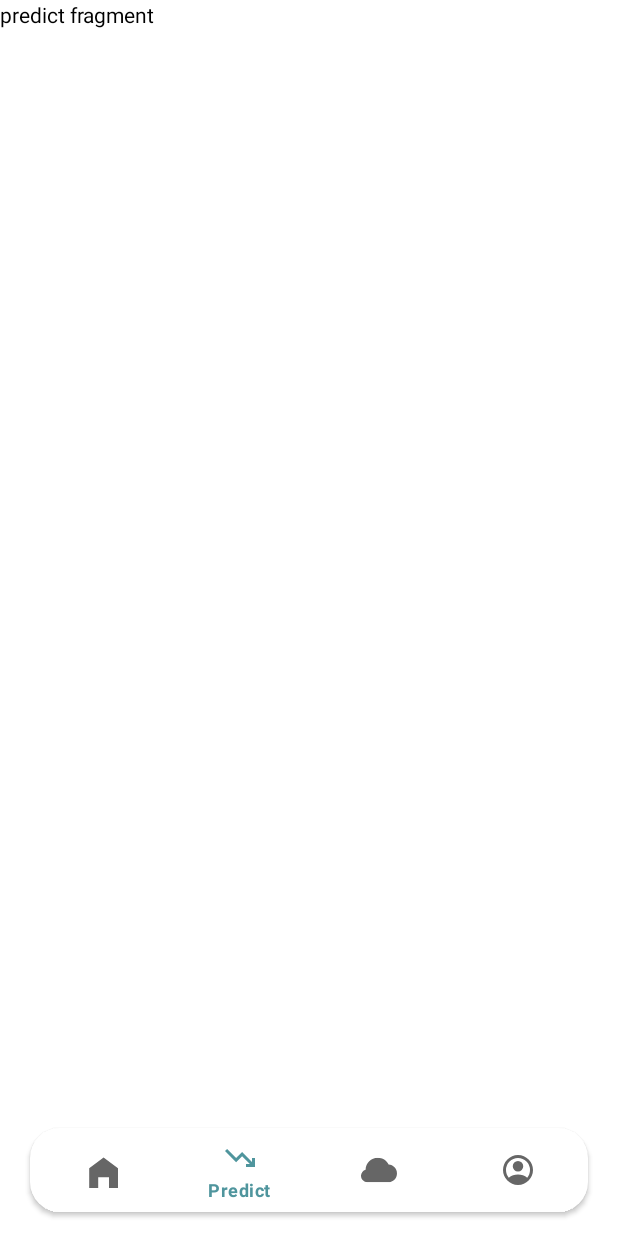
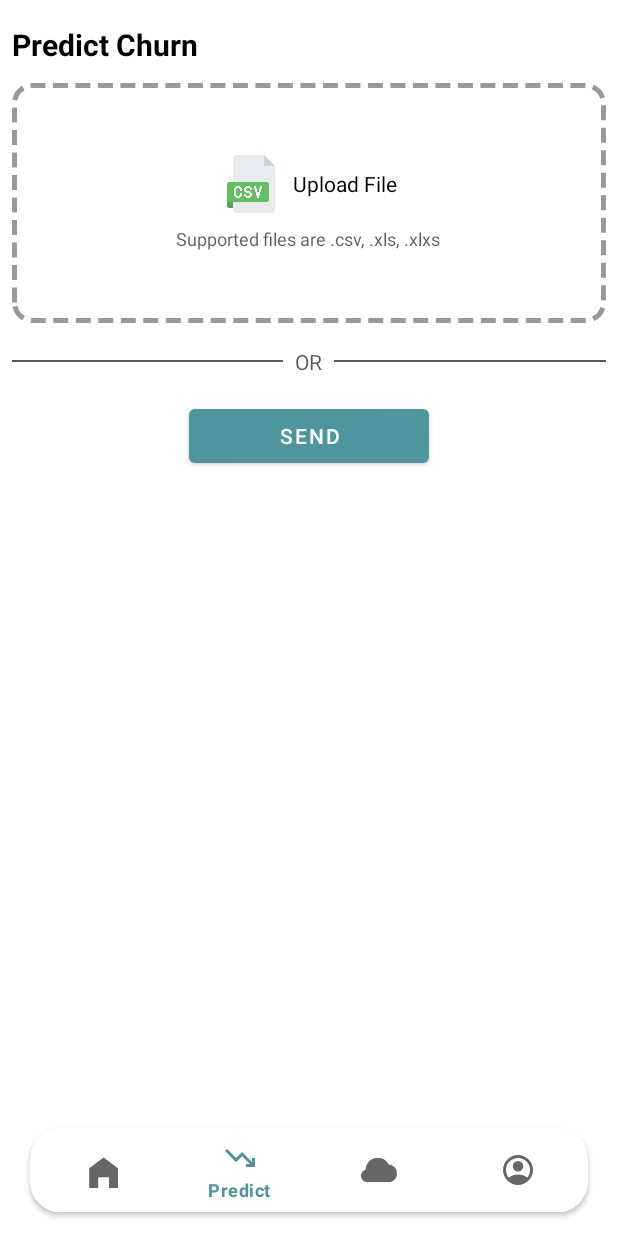
Before and after one commit to nauramufidh/StaySense, an Android app: the PredictFragment screen opened through its navigation route, on a phone screen of 412 x 824 dp. Run offline under Robolectric (Android 15) with nearby library versions, the phone set to English and light mode, and no system bars; our stand-ins replace navigation-ui; libraries missing offline, so code that uses them is left out: com.anychart, com.anychart.chart, com.anychart.charts, com.anychart.enums; 19 statements that could not run were skipped.

Commit message:
update fragment predict
add upload files ui

```diff
--- /dev/null
+++ b/app/src/main/res/drawable/bg_dashed_border.xml
@@ -0,0 +1,11 @@
+<?xml version="1.0" encoding="utf-8"?>
+<shape xmlns:android="http://schemas.android.com/apk/res/android"
+    android:shape="rectangle">
+<!--    <solid android:color="#FFFFFF"/> -->
+    <stroke
+        android:width="3dp"
+        android:color="#999999"
+        android:dashWidth="10dp"
+        android:dashGap="5dp" />
+    <corners android:radius="12dp" />
+</shape>
--- /dev/null
+++ b/app/src/main/res/drawable/bg_tosca_gradient.xml
@@ -0,0 +1,8 @@
+<?xml version="1.0" encoding="utf-8"?>
+<shape xmlns:android="http://schemas.android.com/apk/res/android">
+    <gradient
+        android:type="linear"
+        android:angle="300"
+        android:startColor="@color/grayish_lime"
+        android:endColor="@color/white" />
+</shape>
--- /dev/null
+++ b/app/src/main/res/drawable/style_corner_top.xml
@@ -0,0 +1,6 @@
+<?xml version="1.0" encoding="utf-8"?>
+<shape xmlns:android="http://schemas.android.com/apk/res/android">
+    <corners android:topLeftRadius="24dp"
+        android:topRightRadius="24dp"/>
+<!--    <stroke android:width="2dp" android:color="@color/red_brown"/>-->
+</shape>
--- a/app/src/main/res/layout/fragment_dashboard.xml
+++ b/app/src/main/res/layout/fragment_dashboard.xml
@@ -14,9 +14,22 @@
         app:tabSelectedTextColor="@android:color/white"
         app:tabIndicatorColor="@android:color/white"/>
 
+    <TextView
+        android:id="@+id/tv_dashboard"
+        android:layout_width="match_parent"
+        android:layout_height="wrap_content"
+        android:layout_marginStart="8dp"
+        android:layout_marginTop="8dp"
+        android:layout_marginBottom="10dp"
+        android:text="@string/dashboard"
+        android:textSize="20sp"
+        android:textStyle="bold" />
+
+
     <androidx.viewpager2.widget.ViewPager2
         android:id="@+id/vp_chart"
         android:layout_width="match_parent"
         android:layout_height="0dp"
-        android:layout_weight="1"/>
+        android:layout_weight="1"
+        />
 </LinearLayout>
--- a/app/src/main/res/layout/fragment_home.xml
+++ b/app/src/main/res/layout/fragment_home.xml
@@ -29,16 +29,6 @@
             android:layout_height="match_parent"
             android:orientation="vertical">
 
-            <TextView
-                android:id="@+id/tv_dashboard"
-                android:layout_width="match_parent"
-                android:layout_height="wrap_content"
-                android:layout_marginStart="8dp"
-                android:layout_marginTop="8dp"
-                android:layout_marginBottom="10dp"
-                android:text="@string/dashboard"
-                android:textSize="20sp"
-                android:textStyle="bold" />
 
             <LinearLayout
                 android:layout_width="match_parent"
--- a/app/src/main/res/layout/fragment_predict.xml
+++ b/app/src/main/res/layout/fragment_predict.xml
@@ -1,15 +1,118 @@
 <?xml version="1.0" encoding="utf-8"?>
-<FrameLayout xmlns:android="http://schemas.android.com/apk/res/android"
+<androidx.constraintlayout.widget.ConstraintLayout xmlns:android="http://schemas.android.com/apk/res/android"
+    xmlns:app="http://schemas.android.com/apk/res-auto"
     xmlns:tools="http://schemas.android.com/tools"
     android:layout_width="match_parent"
     android:layout_height="match_parent"
-    tools:context=".ui.predict.PredictFragment"
-    android:paddingBottom="64dp">
+    android:paddingBottom="64dp"
+    tools:context=".ui.predict.PredictFragment">
 
-    <!-- TODO: Update blank fragment layout -->
     <TextView
+        android:id="@+id/txt_title_predict_churn"
         android:layout_width="match_parent"
-        android:layout_height="match_parent"
-        android:text="@string/hello_predict_fragment" />
+        android:layout_height="wrap_content"
+        android:layout_marginHorizontal="8dp"
+        android:layout_marginTop="16dp"
+        android:text="@string/predict_churn"
+        android:textSize="20sp"
+        android:textStyle="bold"
+        app:layout_constraintEnd_toEndOf="parent"
+        app:layout_constraintStart_toStartOf="parent"
+        app:layout_constraintTop_toTopOf="parent" />
 
-</FrameLayout>
+    <LinearLayout
+        android:id="@+id/ll_upload_file"
+        android:layout_width="match_parent"
+        android:layout_height="160dp"
+        android:layout_marginHorizontal="8dp"
+        android:layout_marginTop="12dp"
+        android:background="@drawable/bg_dashed_border"
+        android:gravity="center"
+        android:orientation="vertical"
+        app:layout_constraintTop_toBottomOf="@id/txt_title_predict_churn"
+        android:clickable="true">
+
+        <LinearLayout
+            android:layout_width="wrap_content"
+            android:layout_height="wrap_content"
+            android:orientation="horizontal"
+            tools:ignore="UseCompoundDrawables">
+
+            <ImageView
+                android:id="@+id/iv_csv"
+                android:layout_width="40dp"
+                android:layout_height="40dp"
+                android:contentDescription="@string/csv_file"
+                android:src="@drawable/zcsv_file" />
+
+            <TextView
+                android:layout_width="wrap_content"
+                android:layout_height="wrap_content"
+                android:layout_gravity="center"
+                android:layout_marginStart="8dp"
+                android:text="@string/upload_file" />
+
+        </LinearLayout>
+
+        <TextView
+            android:id="@+id/txt_supported_files"
+            android:layout_width="wrap_content"
+            android:layout_height="wrap_content"
+            android:layout_marginHorizontal="8dp"
+            android:text="@string/supported_files"
+            android:layout_marginTop="8dp"
+            android:alpha="0.65"
+            android:textSize="12sp" />
+
+    </LinearLayout>
+
+    <LinearLayout
+        android:id="@+id/ll_line"
+        android:layout_width="match_parent"
+        android:layout_height="wrap_content"
+        android:orientation="horizontal"
+        android:gravity="center_vertical"
+        android:layout_marginTop="16dp"
+        android:layout_marginHorizontal="8dp"
+        android:alpha="0.65"
+        app:layout_constraintTop_toBottomOf="@id/ll_upload_file"
+        app:layout_constraintStart_toStartOf="parent"
+        app:layout_constraintEnd_toEndOf="parent">
+
+        <View
+            android:layout_width="0dp"
+            android:layout_height="1dp"
+            android:layout_weight="1"
+            android:background="@color/black"
+            android:layout_marginEnd="8dp" />
+
+        <TextView
+            android:layout_width="wrap_content"
+            android:layout_height="wrap_content"
+            android:text="@string/or"
+            android:textColor="@color/black"
+            android:textSize="14sp" />
+
+        <View
+            android:layout_width="0dp"
+            android:layout_height="1dp"
+            android:layout_weight="1"
+            android:background="@color/black"
+            android:layout_marginStart="8dp" />
+    </LinearLayout>
+
+
+
+    <Button
+        android:layout_width="160dp"
+        android:layout_height="wrap_content"
+        android:text="@string/send"
+        app:layout_constraintTop_toBottomOf="@id/ll_line"
+        app:layout_constraintStart_toStartOf="parent"
+        app:layout_constraintEnd_toEndOf="parent"
+        android:layout_marginHorizontal="8dp"
+        android:layout_marginTop="16dp"/>
+
+
+
+</androidx.constraintlayout.widget.ConstraintLayout>
--- a/app/src/main/res/layout/fragment_rate.xml
+++ b/app/src/main/res/layout/fragment_rate.xml
@@ -12,20 +12,6 @@
         android:layout_height="wrap_content"
         android:paddingBottom="8dp">
 
-        <TextView
-            android:id="@+id/tv_dashboard"
-            android:layout_width="match_parent"
-            android:layout_height="wrap_content"
-            android:layout_marginStart="8dp"
-            android:layout_marginTop="8dp"
-            android:layout_marginBottom="10dp"
-            app:layout_constraintTop_toTopOf="parent"
-            app:layout_constraintStart_toStartOf="parent"
-            app:layout_constraintEnd_toEndOf="parent"
-            android:text="@string/dashboard"
-            android:textSize="20sp"
-            android:textStyle="bold" />
-
         <androidx.cardview.widget.CardView
             android:id="@+id/cv_totalImpression"
             android:layout_width="0dp"
@@ -35,7 +21,7 @@
             android:layout_marginBottom="8dp"
             android:layout_weight="1"
             app:cardCornerRadius="10dp"
-            app:layout_constraintTop_toBottomOf="@id/tv_dashboard"
+            app:layout_constraintTop_toTopOf="parent"
             app:layout_constraintStart_toStartOf="parent"
             app:layout_constraintEnd_toEndOf="parent">
 
--- a/app/src/main/res/values/strings.xml
+++ b/app/src/main/res/values/strings.xml
@@ -37,4 +37,12 @@
     <string name="tab_text_2">Churn Rate</string>
     <string name="total_churn">Total Churn</string>
     <string name="logout">Logout</string>
+    <string name="predict_churn">Predict Churn</string>
+    <string name="input_data_costumer">Input Data Costumer</string>
+    <string name="csv_file">csv file</string>
+    <string name="upload_file">Upload File</string>
+    <string name="supported_files">Supported files are .csv, .xls, .xlxs</string>
+    <string name="send">Send</string>
+    <string name="or">OR</string>
+    <string name="profile">Profile</string>
 </resources>
```
Also changed, not shown: app/src/main/res/drawable/zcsv_file.png (added), app/src/main/res/drawable/zfolders.png (added).
